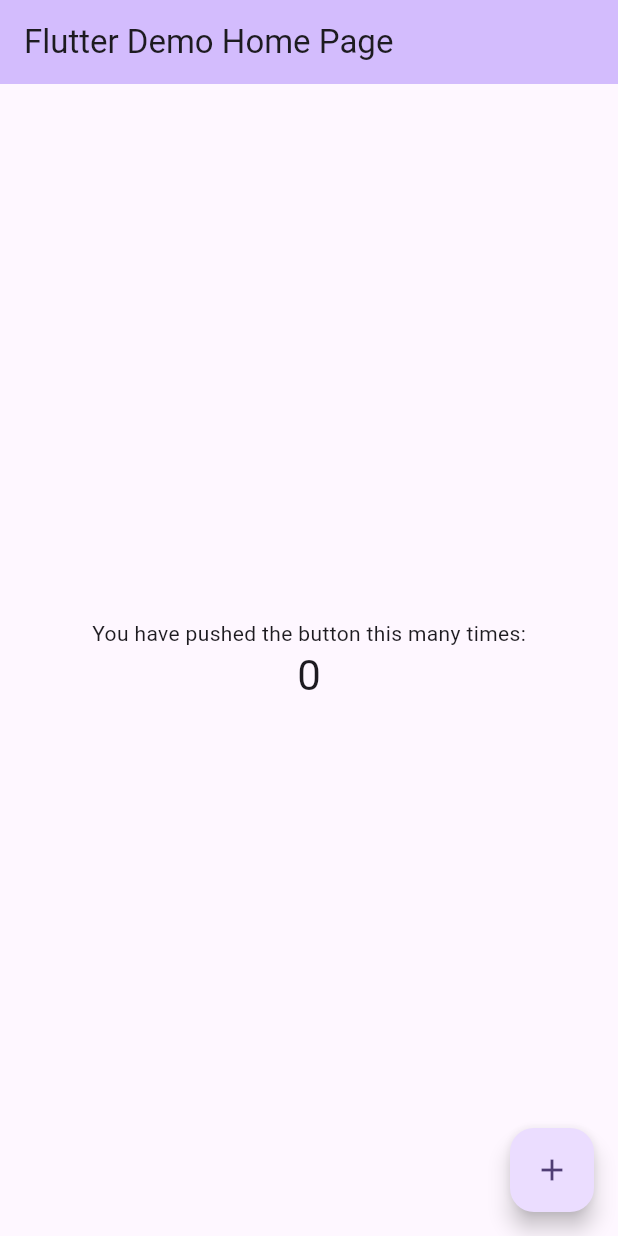
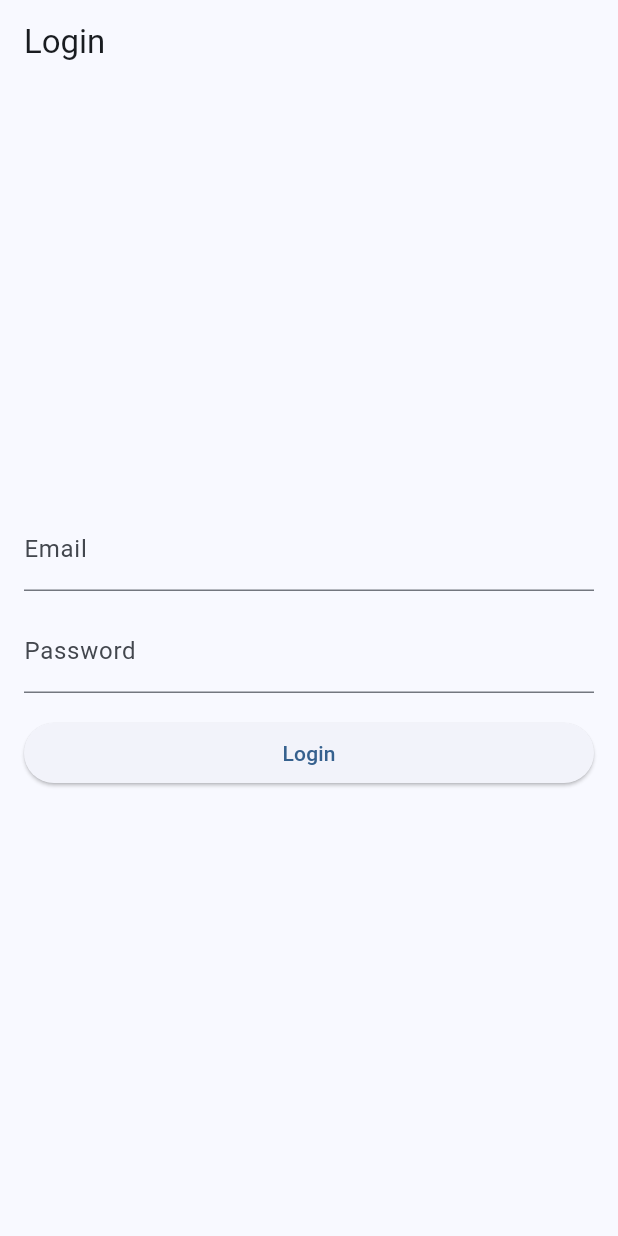
Before and after one commit to yangrando/flutter-architecture-testing-lab, a Flutter app: the screen it shows after launch, on a phone screen of 412 x 824 dp. Run offline on Flutter 3.47's test engine with Material 3 defaults, Android fonts, the phone set to English and light mode, and no system bars; our stand-ins replace flutter_riverpod.

```diff
--- /dev/null
+++ b/lib/features/auth/data/datasources/auth_data_source.dart
@@ -0,0 +1,29 @@
+import '../../../../core/error/failure.dart';
+import '../models/user_model.dart';
+
+abstract class AuthDataSource {
+  Future<UserModel> authenticate({
+    required String email,
+    required String password,
+  });
+}
+
+class LocalAuthDataSource implements AuthDataSource {
+  const LocalAuthDataSource();
+
+  @override
+  Future<UserModel> authenticate({
+    required String email,
+    required String password,
+  }) async {
+    if (email == 'test@test.com' && password == '123456') {
+      return const UserModel(
+        id: 'user-1',
+        email: 'test@test.com',
+        name: 'Test User',
+      );
+    }
+
+    throw const AuthFailure('Invalid email or password.');
+  }
+}
--- /dev/null
+++ b/lib/features/auth/domain/entities/user.dart
@@ -0,0 +1,7 @@
+class User {
+  const User({required this.id, required this.email, required this.name});
+
+  final String id;
+  final String email;
+  final String name;
+}
--- /dev/null
+++ b/lib/features/auth/domain/repositories/auth_repository.dart
@@ -0,0 +1,5 @@
+import '../entities/user.dart';
+
+abstract class AuthRepository {
+  Future<User> login({required String email, required String password});
+}
--- /dev/null
+++ b/lib/features/auth/domain/usecases/login_user.dart
@@ -0,0 +1,12 @@
+import '../entities/user.dart';
+import '../repositories/auth_repository.dart';
+
+class LoginUser {
+  const LoginUser(this._repository);
+
+  final AuthRepository _repository;
+
+  Future<User> call({required String email, required String password}) {
+    return _repository.login(email: email, password: password);
+  }
+}
--- /dev/null
+++ b/lib/features/auth/presentation/screens/login_screen.dart
@@ -0,0 +1,88 @@
+import 'package:flutter/material.dart';
+import 'package:flutter_riverpod/flutter_riverpod.dart';
+
+import '../providers/auth_provider.dart';
+
+class LoginScreen extends ConsumerStatefulWidget {
+  const LoginScreen({super.key});
+
+  @override
+  ConsumerState<LoginScreen> createState() => _LoginScreenState();
+}
+
+class _LoginScreenState extends ConsumerState<LoginScreen> {
+  final _emailController = TextEditingController();
+  final _passwordController = TextEditingController();
+
+  @override
+  void dispose() {
+    _emailController.dispose();
+    _passwordController.dispose();
+    super.dispose();
+  }
+
+  Future<void> _onLoginPressed() async {
+    await ref
+        .read(authNotifierProvider.notifier)
+        .login(
+          email: _emailController.text.trim(),
+          password: _passwordController.text.trim(),
+        );
+  }
+
+  @override
+  Widget build(BuildContext context) {
+    final state = ref.watch(authNotifierProvider);
+
+    return Scaffold(
+      appBar: AppBar(title: const Text('Login')),
+      body: Padding(
+        padding: const EdgeInsets.all(16),
+        child: Column(
+          mainAxisAlignment: MainAxisAlignment.center,
+          crossAxisAlignment: CrossAxisAlignment.stretch,
+          children: [
+            TextField(
+              key: const Key('emailField'),
+              controller: _emailController,
+              keyboardType: TextInputType.emailAddress,
+              decoration: const InputDecoration(labelText: 'Email'),
+            ),
+            const SizedBox(height: 12),
+            TextField(
+              key: const Key('passwordField'),
+              controller: _passwordController,
+              obscureText: true,
+              decoration: const InputDecoration(labelText: 'Password'),
+            ),
+            const SizedBox(height: 16),
+            ElevatedButton(
+              key: const Key('loginButton'),
+              onPressed: state.isLoading ? null : _onLoginPressed,
+              child: state.isLoading
+                  ? const SizedBox(
+                      height: 18,
+                      width: 18,
+                      child: CircularProgressIndicator(strokeWidth: 2),
+                    )
+                  : const Text('Login'),
+            ),
+            const SizedBox(height: 16),
+            if (state.user != null)
+              Text(
+                'Login successful: ${state.user!.email}',
+                key: const Key('successMessage'),
+                style: const TextStyle(color: Colors.green),
+              ),
+            if (state.errorMessage != null)
+              Text(
+                state.errorMessage!,
+                key: const Key('errorMessage'),
+                style: const TextStyle(color: Colors.red),
+              ),
+          ],
+        ),
+      ),
+    );
+  }
+}
--- /dev/null
+++ b/lib/features/auth/presentation/widgets/widgets.dart
@@ -0,0 +1 @@
+// Reserved for feature-specific reusable widgets.
--- a/lib/main.dart
+++ b/lib/main.dart
@@ -1,122 +1,23 @@
 import 'package:flutter/material.dart';
+import 'package:flutter_riverpod/flutter_riverpod.dart';
+
+import 'features/auth/presentation/screens/login_screen.dart';
 
 void main() {
-  runApp(const MyApp());
+  runApp(const ProviderScope(child: MyApp()));
 }
 
 class MyApp extends StatelessWidget {
   const MyApp({super.key});
 
-  // This widget is the root of your application.
   @override
   Widget build(BuildContext context) {
     return MaterialApp(
-      title: 'Flutter Demo',
+      title: 'Auth Testing Lab',
       theme: ThemeData(
-        // This is the theme of your application.
-        //
-        // TRY THIS: Try running your application with "flutter run". You'll see
-        // the application has a purple toolbar. Then, without quitting the app,
-        // try changing the seedColor in the colorScheme below to Colors.green
-        // and then invoke "hot reload" (save your changes or press the "hot
-        // reload" button in a Flutter-supported IDE, or press "r" if you used
-        // the command line to start the app).
-        //
-        // Notice that the counter didn't reset back to zero; the application
-        // state is not lost during the reload. To reset the state, use hot
-        // restart instead.
-        //
-        // This works for code too, not just values: Most code changes can be
-        // tested with just a hot reload.
-        colorScheme: ColorScheme.fromSeed(seedColor: Colors.deepPurple),
+        colorScheme: ColorScheme.fromSeed(seedColor: Colors.blue),
       ),
-      home: const MyHomePage(title: 'Flutter Demo Home Page'),
+      home: const LoginScreen(),
     );
   }
 }
-
-class MyHomePage extends StatefulWidget {
-  const MyHomePage({super.key, required this.title});
-
-  // This widget is the home page of your application. It is stateful, meaning
-  // that it has a State object (defined below) that contains fields that affect
-  // how it looks.
-
-  // This class is the configuration for the state. It holds the values (in this
-  // case the title) provided by the parent (in this case the App widget) and
-  // used by the build method of the State. Fields in a Widget subclass are
-  // always marked "final".
-
-  final String title;
-
-  @override
-  State<MyHomePage> createState() => _MyHomePageState();
-}
-
-class _MyHomePageState extends State<MyHomePage> {
-  int _counter = 0;
-
-  void _incrementCounter() {
-    setState(() {
-      // This call to setState tells the Flutter framework that something has
-      // changed in this State, which causes it to rerun the build method below
-      // so that the display can reflect the updated values. If we changed
-      // _counter without calling setState(), then the build method would not be
-      // called again, and so nothing would appear to happen.
-      _counter++;
-    });
-  }
-
-  @override
-  Widget build(BuildContext context) {
-    // This method is rerun every time setState is called, for instance as done
-    // by the _incrementCounter method above.
-    //
-    // The Flutter framework has been optimized to make rerunning build methods
-    // fast, so that you can just rebuild anything that needs updating rather
-    // than having to individually change instances of widgets.
-    return Scaffold(
-      appBar: AppBar(
-        // TRY THIS: Try changing the color here to a specific color (to
-        // Colors.amber, perhaps?) and trigger a hot reload to see the AppBar
-        // change color while the other colors stay the same.
-        backgroundColor: Theme.of(context).colorScheme.inversePrimary,
-        // Here we take the value from the MyHomePage object that was created by
-        // the App.build method, and use it to set our appbar title.
-        title: Text(widget.title),
-      ),
-      body: Center(
-        // Center is a layout widget. It takes a single child and positions it
-        // in the middle of the parent.
-        child: Column(
-          // Column is also a layout widget. It takes a list of children and
-          // arranges them vertically. By default, it sizes itself to fit its
-          // children horizontally, and tries to be as tall as its parent.
-          //
-          // Column has various properties to control how it sizes itself and
-          // how it positions its children. Here we use mainAxisAlignment to
-          // center the children vertically; the main axis here is the vertical
-          // axis because Columns are vertical (the cross axis would be
-          // horizontal).
-          //
-          // TRY THIS: Invoke "debug painting" (choose the "Toggle Debug Paint"
-          // action in the IDE, or press "p" in the console), to see the
-          // wireframe for each widget.
-          mainAxisAlignment: MainAxisAlignment.center,
-          children: <Widget>[
-            const Text('You have pushed the button this many times:'),
-            Text(
-              '$_counter',
-              style: Theme.of(context).textTheme.headlineMedium,
-            ),
-          ],
-        ),
-      ),
-      floatingActionButton: FloatingActionButton(
-        onPressed: _incrementCounter,
-        tooltip: 'Increment',
-        child: const Icon(Icons.add),
-      ), // This trailing comma makes auto-formatting nicer for build methods.
-    );
-  }
-}
```
Also changed, not shown: lib/core/error/failure.dart (added, +12 -0 lines), lib/features/auth/data/models/user_model.dart (added, +9 -0 lines), lib/features/auth/data/repositories/auth_repository_impl.dart (added, +21 -0 lines), lib/features/auth/presentation/providers/auth_provider.dart (added, +78 -0 lines), 6 other files.
